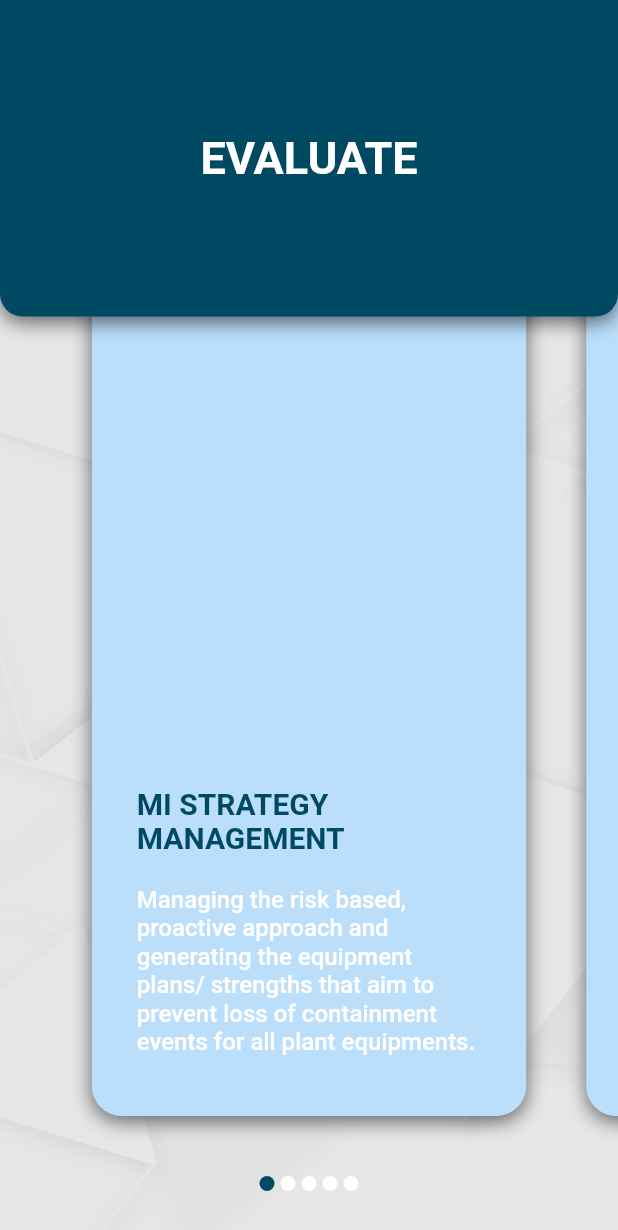
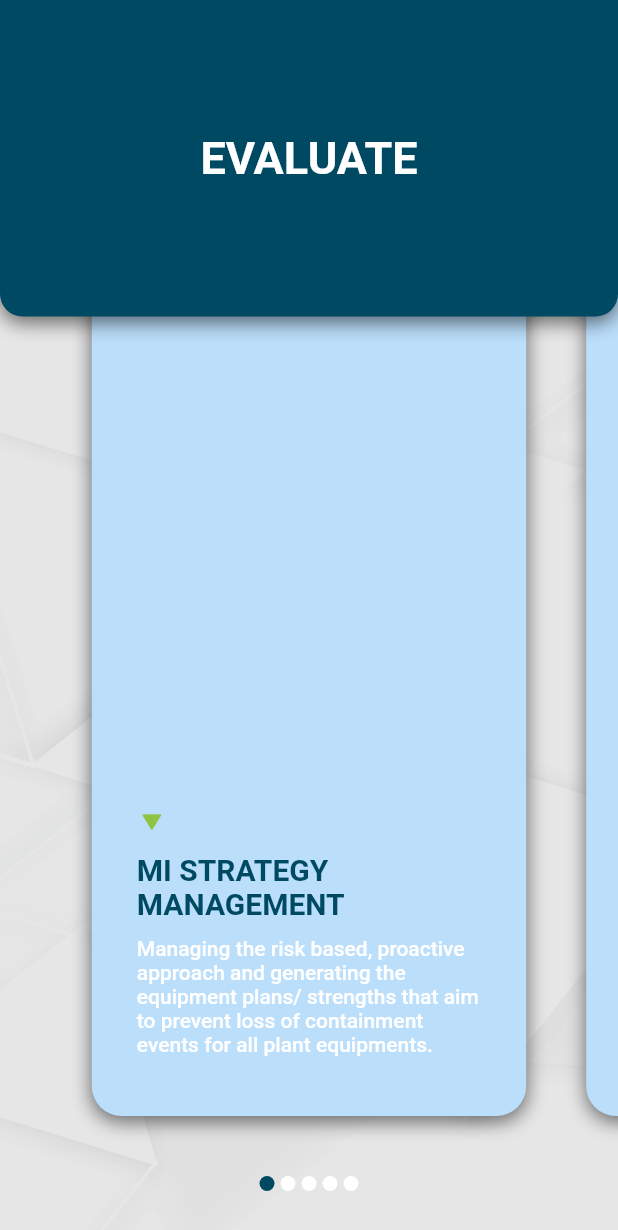
Before and after one commit to SonQBChau/brand_root_solution, a Flutter app: the EvaluatePage screen opened directly, on a phone screen of 412 x 824 dp. Shown: the top 1230 px of the screen. Run offline on Flutter 3.47's test engine with Material 2 defaults, Android fonts, the phone set to English and light mode, and no system bars; our stand-ins replace charts_flutter; missing offline and left inert: animator.

Commit message:
add green triangle to card

```diff
--- a/lib/widgets/content_card_widget.dart
+++ b/lib/widgets/content_card_widget.dart
@@ -1,4 +1,5 @@
 import 'package:flutter/material.dart';
+import 'dart:math' as math;
 
 class ContentCardWidget extends StatelessWidget {
   final String title;
@@ -9,16 +10,14 @@ class ContentCardWidget extends StatelessWidget {
   final double bottom;
 
   ContentCardWidget(
-      {@required this.title, this.navigateTo, this.colorBackground, this.colorTitle, this.top, this.bottom}):
-        assert(title != null),
+      {@required this.title, this.navigateTo, this.colorBackground, this.colorTitle, this.top, this.bottom})
+      : assert(title != null),
         assert(colorBackground != null),
         assert(colorTitle != null),
         assert(navigateTo != null);
 
-
   @override
   Widget build(BuildContext context) {
-
     return GestureDetector(
       onTap: () {
         Navigator.push(
@@ -29,7 +28,7 @@ class ContentCardWidget extends StatelessWidget {
       child: Container(
         width: 250,
         padding: EdgeInsets.symmetric(vertical: 40, horizontal: 30),
-        margin: EdgeInsets.only( top: 10, bottom: bottom, left:20, right:20),
+        margin: EdgeInsets.only(top: 10, bottom: bottom, left: 20, right: 20),
         decoration: new BoxDecoration(
           color: colorBackground,
           borderRadius: new BorderRadius.circular(20),
@@ -43,7 +42,17 @@ class ContentCardWidget extends StatelessWidget {
         ),
         child: Column(
           mainAxisAlignment: MainAxisAlignment.end,
+          crossAxisAlignment: CrossAxisAlignment.start,
           children: <Widget>[
+            Transform.rotate(
+              angle: math.pi/2,
+              child: Image(
+                image: AssetImage("images/triangle_green.png"),
+                width: 20,
+                height: 20,
+              ),
+            ),
+            SizedBox(height: 10),
             Text(
               title,
               style: TextStyle(
@@ -52,15 +61,13 @@ class ContentCardWidget extends StatelessWidget {
                 fontWeight: FontWeight.w700,
               ),
             ),
-            SizedBox(
-              height: 20,
-            ),
+            SizedBox(height: 10),
             Text(
               'Managing the risk based, proactive approach and generating the equipment plans/ strengths'
-                  ' that aim to prevent loss of containment events for all plant equipments.',
+              ' that aim to prevent loss of containment events for all plant equipments.',
               style: TextStyle(
                 color: Colors.white,
-                fontSize: 16,
+                fontSize: 14,
                 fontWeight: FontWeight.w500,
               ),
             )
```
